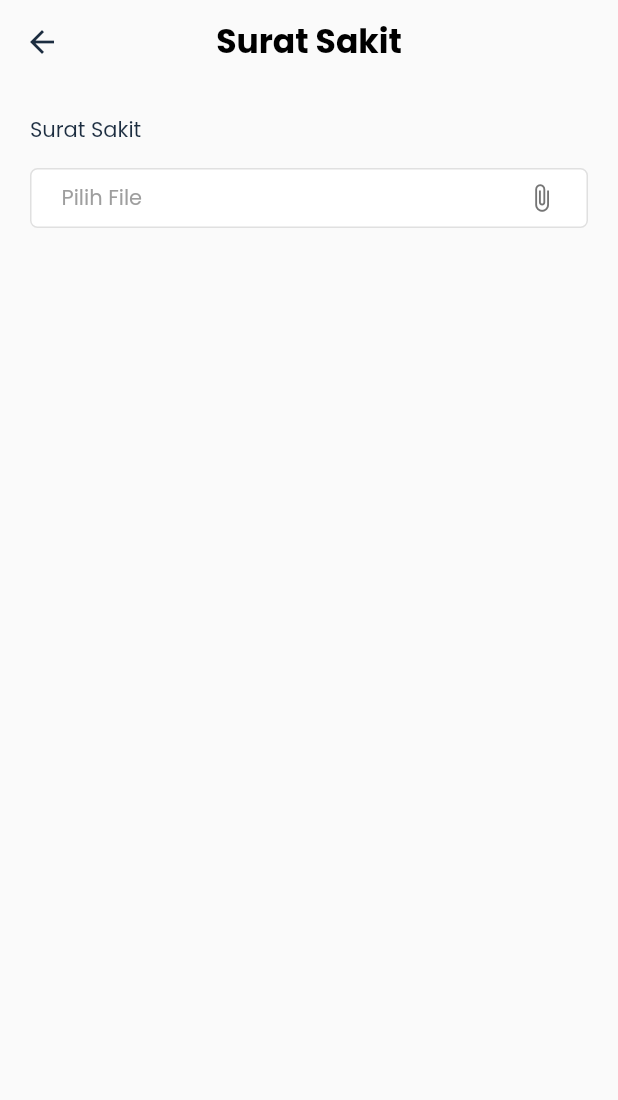
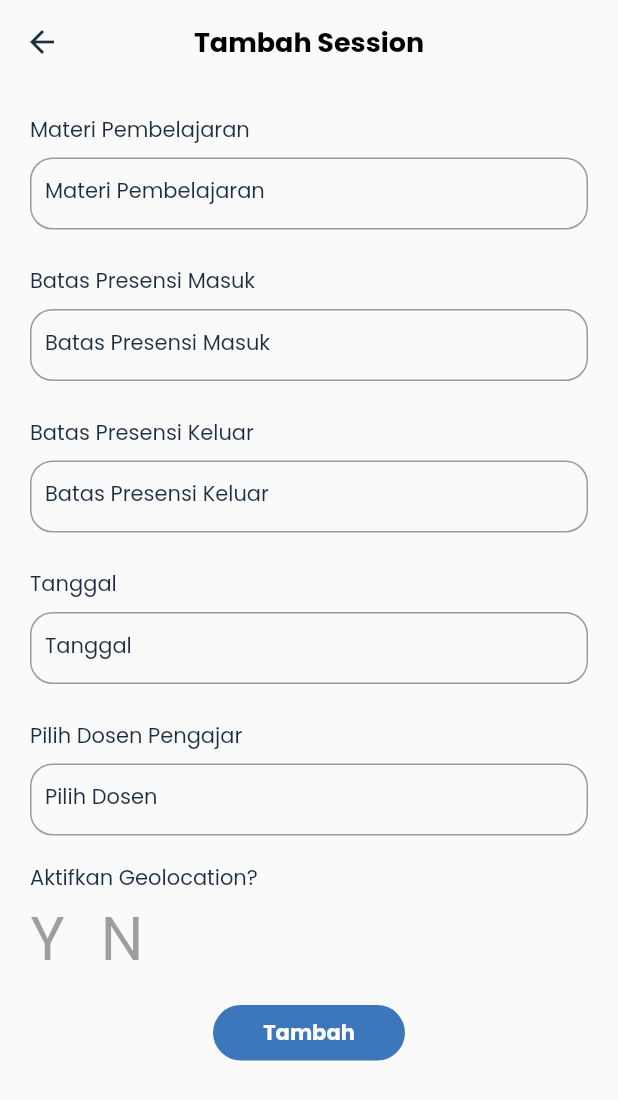
Before and after one commit to Hayolox/presence_kita, a Flutter app: the screen it shows after launch, on a phone screen of 412 x 824 dp. Shown: the top 1100 px of the screen. Run offline on Flutter 3.47's test engine with Material 2 defaults, Android fonts, the phone set to English and light mode, and no system bars; our stand-ins replace delayed_display, google_fonts.

Commit message:
change location to folder student and slicing add session

```diff
--- a/lib/main.dart
+++ b/lib/main.dart
@@ -1,15 +1,17 @@
 import 'package:flutter/material.dart';
+import 'package:presence_kita/presentation/pages/add_session_page.dart';
 import 'package:presence_kita/presentation/pages/auth/signIn_major_page.dart';
 import 'package:presence_kita/presentation/pages/auth/signIn_student_page.dart';
 import 'package:presence_kita/presentation/pages/drawer/change_password_page.dart';
 import 'package:presence_kita/presentation/pages/drawer/permit_page.dart';
 import 'package:presence_kita/presentation/pages/drawer/questionnaire_page.dart';
-import 'package:presence_kita/presentation/pages/home_page.dart';
-import 'package:presence_kita/presentation/pages/license_page.dart';
+import 'package:presence_kita/presentation/pages/student/home_page.dart';
+import 'package:presence_kita/presentation/pages/student/license_page.dart';
 import 'package:presence_kita/presentation/pages/one_page.dart';
-import 'package:presence_kita/presentation/pages/presence_page.dart';
-import 'package:presence_kita/presentation/pages/session_page.dart';
-import 'package:presence_kita/presentation/pages/sick_page.dart';
+import 'package:presence_kita/presentation/pages/precense/presence_page.dart';
+import 'package:presence_kita/presentation/pages/precense/presence_two_page.dart';
+import 'package:presence_kita/presentation/pages/student/session_page.dart';
+import 'package:presence_kita/presentation/pages/student/sick_page.dart';
 import 'package:presence_kita/presentation/pages/splash_page.dart';
 
 void main() {
@@ -24,7 +26,7 @@ class MyApp extends StatelessWidget {
     return MaterialApp(
       debugShowCheckedModeBanner: false,
       routes: {
-        '/': (context) => const SickPage(),
+        '/': (context) => AddSessionPage(),
         // '/': (context) => const SpalshScreenPage(),
         // '/onePage': (context) => const OnePage(),
         // '/signInStudentPage': (context) => SignInStudentPage(),
--- /dev/null
+++ b/lib/presentation/pages/add_session_page.dart
@@ -0,0 +1,275 @@
+import 'package:flutter/material.dart';
+import 'package:flutter/src/widgets/framework.dart';
+import 'package:flutter/src/widgets/placeholder.dart';
+import 'package:presence_kita/common/widgets/submit_button_widget.dart';
+import 'package:presence_kita/theme.dart';
+
+class AddSessionPage extends StatelessWidget {
+  final _formKey = GlobalKey<FormState>();
+  AddSessionPage({super.key});
+
+  @override
+  Widget build(BuildContext context) {
+    return Scaffold(
+      appBar: AppBar(
+        centerTitle: true,
+        iconTheme: const IconThemeData(color: primaryColor),
+        backgroundColor: Colors.transparent,
+        bottomOpacity: 0.0,
+        elevation: 0.0,
+        title: Text(
+          'Tambah Session',
+          style: primaryTextStyle.copyWith(
+            fontSize: 18,
+            color: Colors.black,
+            fontWeight: FontWeight.bold,
+          ),
+        ),
+        leading: GestureDetector(
+          onTap: () => Navigator.pop(context),
+          child: const Icon(Icons.arrow_back),
+        ),
+      ),
+      body: Padding(
+        padding: const EdgeInsets.all(20),
+        child: Form(
+          key: _formKey,
+          child: SingleChildScrollView(
+            child: Column(
+              crossAxisAlignment: CrossAxisAlignment.start,
+              children: [
+                Text(
+                  'Materi Pembelajaran',
+                  style: primaryTextStyle,
+                ),
+                const SizedBox(
+                  height: 8,
+                ),
+                TextFormField(
+                  textInputAction: TextInputAction.next,
+                  style: const TextStyle(color: Colors.grey),
+                  decoration: InputDecoration(
+                    contentPadding: const EdgeInsets.fromLTRB(10, 10, 10, 0),
+                    border: OutlineInputBorder(
+                      borderRadius: BorderRadius.circular(15),
+                      borderSide:
+                          const BorderSide(color: Colors.grey, width: 1.0),
+                    ),
+                    focusedBorder: OutlineInputBorder(
+                      borderSide:
+                          const BorderSide(color: Colors.grey, width: 2.0),
+                      borderRadius: BorderRadius.circular(5.0),
+                    ),
+                    labelText: 'Materi Pembelajaran',
+                    labelStyle: primaryTextStyle.copyWith(
+                      fontSize: 14,
+                    ),
+                  ),
+                  validator: (value) {
+                    if (value == '') {
+                      return 'Tidak boleh kosong';
+                    }
+
+                    return null;
+                  },
+                ),
+                const SizedBox(
+                  height: 24,
+                ),
+                Text(
+                  'Batas Presensi Masuk',
+                  style: primaryTextStyle,
+                ),
+                const SizedBox(
+                  height: 8,
+                ),
+                TextFormField(
+                  textInputAction: TextInputAction.next,
+                  style: const TextStyle(color: Colors.grey),
+                  decoration: InputDecoration(
+                    contentPadding: const EdgeInsets.fromLTRB(10, 10, 10, 0),
+                    border: OutlineInputBorder(
+                      borderRadius: BorderRadius.circular(15),
+                      borderSide:
+                          const BorderSide(color: Colors.grey, width: 1.0),
+                    ),
+                    focusedBorder: OutlineInputBorder(
+                      borderSide:
+                          const BorderSide(color: Colors.grey, width: 2.0),
+                      borderRadius: BorderRadius.circular(5.0),
+                    ),
+                    labelText: 'Batas Presensi Masuk',
+                    labelStyle: primaryTextStyle.copyWith(
+                      fontSize: 14,
+                    ),
+                  ),
+                  validator: (value) {
+                    if (value == '') {
+                      return 'Tidak boleh kosong';
+                    }
+
+                    return null;
+                  },
+                ),
+                const SizedBox(
+                  height: 24,
+                ),
+                Text(
+                  'Batas Presensi Keluar',
+                  style: primaryTextStyle,
+                ),
+                const SizedBox(
+                  height: 8,
+                ),
+                TextFormField(
+                  textInputAction: TextInputAction.next,
+                  style: const TextStyle(color: Colors.grey),
+                  decoration: InputDecoration(
+                    contentPadding: const EdgeInsets.fromLTRB(10, 10, 10, 0),
+                    border: OutlineInputBorder(
+                      borderRadius: BorderRadius.circular(15),
+                      borderSide:
+                          const BorderSide(color: Colors.grey, width: 1.0),
+                    ),
+                    focusedBorder: OutlineInputBorder(
+                      borderSide:
+                          const BorderSide(color: Colors.grey, width: 2.0),
+                      borderRadius: BorderRadius.circular(5.0),
+                    ),
+                    labelText: 'Batas Presensi Keluar',
+                    labelStyle: primaryTextStyle.copyWith(
+                      fontSize: 14,
+                    ),
+                  ),
+                  validator: (value) {
+                    if (value == '') {
+                      return 'Tidak boleh kosong';
+                    }
+
+                    return null;
+                  },
+                ),
+                const SizedBox(
+                  height: 24,
+                ),
+                Text(
+                  'Tanggal',
+                  style: primaryTextStyle,
+                ),
+                const SizedBox(
+                  height: 8,
+                ),
+                TextFormField(
+                  readOnly: true,
+                  textInputAction: TextInputAction.next,
+                  style: const TextStyle(color: Colors.grey),
+                  decoration: InputDecoration(
+                    contentPadding: const EdgeInsets.fromLTRB(10, 10, 10, 0),
+                    border: OutlineInputBorder(
+                      borderRadius: BorderRadius.circular(15),
+                      borderSide:
+                          const BorderSide(color: Colors.grey, width: 1.0),
+                    ),
+                    focusedBorder: OutlineInputBorder(
+                      borderSide:
+                          const BorderSide(color: Colors.grey, width: 2.0),
+                      borderRadius: BorderRadius.circular(5.0),
+                    ),
+                    labelText: 'Tanggal',
+                    labelStyle: primaryTextStyle.copyWith(
+                      fontSize: 14,
+                    ),
+                  ),
+                  validator: (value) {
+                    if (value == '') {
+                      return 'Tidak boleh kosong';
+                    }
+
+                    return null;
+                  },
+                ),
+                const SizedBox(
+                  height: 24,
+                ),
+                Text(
+                  'Pilih Dosen Pengajar',
+                  style: primaryTextStyle,
+                ),
+                const SizedBox(
+                  height: 8,
+                ),
+                TextFormField(
+                  readOnly: true,
+                  textInputAction: TextInputAction.next,
+                  style: const TextStyle(color: Colors.grey),
+                  decoration: InputDecoration(
+                    contentPadding: const EdgeInsets.fromLTRB(10, 10, 10, 0),
+                    border: OutlineInputBorder(
+                      borderRadius: BorderRadius.circular(15),
+                      borderSide:
+                          const BorderSide(color: Colors.grey, width: 1.0),
+                    ),
+                    focusedBorder: OutlineInputBorder(
+                      borderSide:
+                          const BorderSide(color: Colors.grey, width: 2.0),
+                      borderRadius: BorderRadius.circular(5.0),
+                    ),
+                    labelText: 'Pilih Dosen',
+                    labelStyle: primaryTextStyle.copyWith(
+                      fontSize: 14,
+                    ),
+                  ),
+                  validator: (value) {
+                    if (value == '') {
+                      return 'Tidak boleh kosong';
+                    }
+
+                    return null;
+                  },
+                ),
+                const SizedBox(
+                  height: 18,
+                ),
+                Text(
+                  'Aktifkan Geolocation?',
+                  style: primaryTextStyle,
+                ),
+                Row(
+                  children: [
+                    Text(
+                      'Y',
+                      style: primaryTextStyle.copyWith(
+                        fontSize: 40,
+                        color: Colors.grey,
+                      ),
+                    ),
+                    const SizedBox(
+                      width: 24,
+                    ),
+                    Text(
+                      'N',
+                      style: primaryTextStyle.copyWith(
+                        fontSize: 40,
+                        color: Colors.grey,
+                      ),
+                    )
+                  ],
+                ),
+                Padding(
+                  padding: const EdgeInsets.all(14),
+                  child: GestureDetector(
+                    child: const Center(
+                      child: SubmitButtonWidget(
+                        title: 'Tambah',
+                      ),
+                    ),
+                  ),
+                )
+              ],
+            ),
+          ),
+        ),
+      ),
+    );
+  }
+}
```
Also changed, not shown: lib/presentation/pages/precense/presence_two_page.dart (added, +80 -0 lines), lib/presentation/pages/precense/presence_page.dart (renamed from lib/presentation/pages/presence_page.dart), lib/presentation/pages/student/home_page.dart (renamed from lib/presentation/pages/home_page.dart), lib/presentation/pages/student/license_page.dart (renamed from lib/presentation/pages/license_page.dart), lib/presentation/pages/student/session_page.dart (renamed from lib/presentation/pages/session_page.dart), lib/presentation/pages/student/sick_page.dart (renamed from lib/presentation/pages/sick_page.dart).
